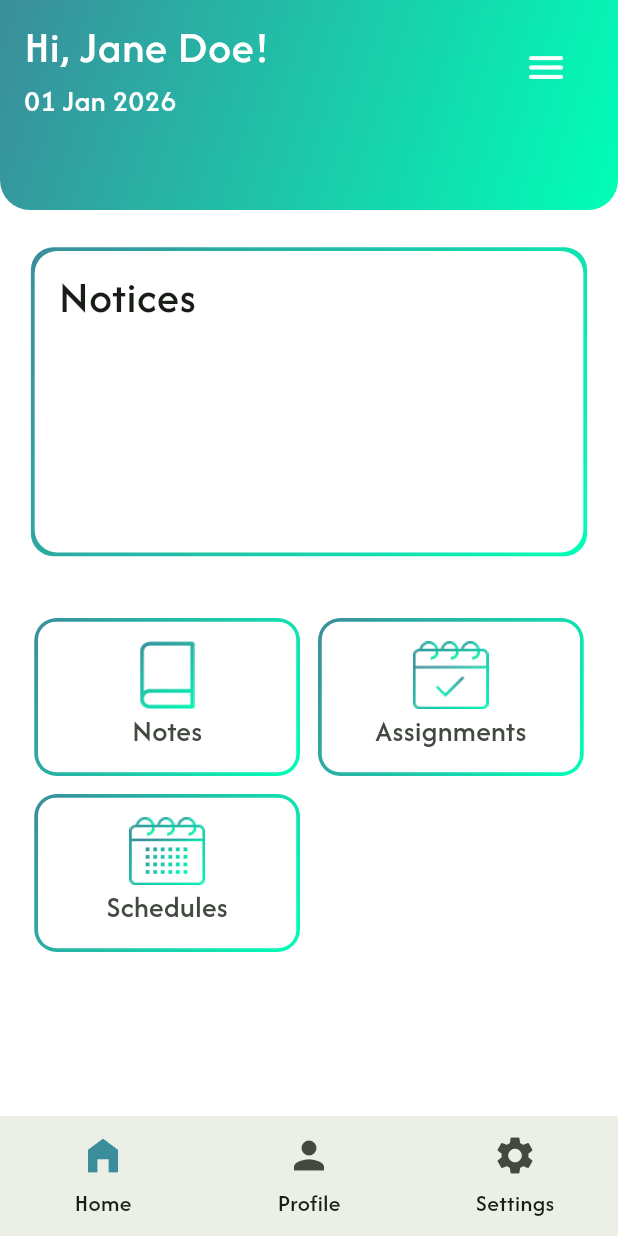
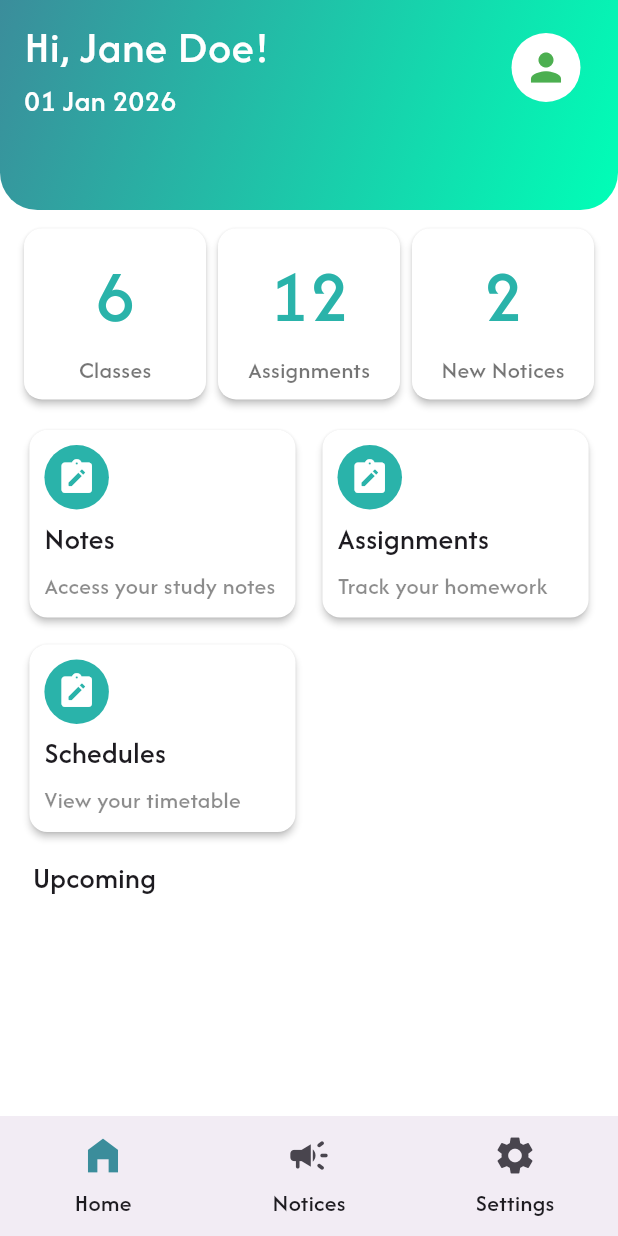
Before and after one commit to hamster336/digital_classroom, a Flutter app: the screen it shows after launch, on a phone screen of 412 x 824 dp. Run offline on Flutter 3.47's test engine with Material 3 defaults, Android fonts, the phone set to English and light mode, and no system bars.

Commit message:
Added general info section in homescreen

```diff
--- a/mobile_app/lib/main.dart
+++ b/mobile_app/lib/main.dart
@@ -14,12 +14,14 @@ class MyApp extends StatelessWidget {
   // This widget is the root of your application.
   @override
   Widget build(BuildContext context) {
-    return MaterialApp(
+    return SafeArea(
+      top: false,
+      child: MaterialApp(
         debugShowCheckedModeBanner: false,
         title: 'Flutter Demo',
         theme: ThemeData(
           useMaterial3: true,
-        colorScheme: .fromSeed(seedColor: Colors.green),
+          colorScheme: .fromSeed(seedColor: Colors.deepPurple),
           fontFamily: 'Afacad',
           appBarTheme: AppBarThemeData(
             elevation: 0,
@@ -28,13 +30,13 @@ class MyApp extends StatelessWidget {
           ),
           elevatedButtonTheme: ElevatedButtonThemeData(
             style: ElevatedButton.styleFrom(
-            // textStyle: TextStyle(fontFamily: 'Afacad'),
               foregroundColor: Colors.black, // text & icon
             ),
           ),
         ),
         home: const Display(),
         // home: const LoginScreen(),
+      ),
     );
   }
 }
--- a/mobile_app/lib/model/custom_widgets.dart
+++ b/mobile_app/lib/model/custom_widgets.dart
@@ -24,40 +24,83 @@ class CustomWidgets {
     );
   }
 
-  // home screen cards
-  static Widget homeScreenCard({
-    required VoidCallback onTap,
-    required String imageAsset,
-    required String title,
-    required Size size,
-  }) {
-    return Container(
-      width: size.width * 0.43,
-      decoration: BoxDecoration(
-        borderRadius: BorderRadius.all(Radius.circular(15)),
-        gradient: LinearGradient(
-          colors: <Color>[Color(0xFF3B8D9B), Color(0xFF00FFB7)],
-          begin: .topLeft,
-          end: .bottomRight,
-        ),
-      ),
-      padding: const EdgeInsets.all(2.5),
-      child: Card(
-        color: Colors.white,
-        margin: .zero,
-        elevation: 0,
-        child: ListTile(
-          contentPadding: const EdgeInsets.all(5),
-          onTap: onTap,
-          title: Center(
-            child: Image(
-              image: AssetImage(imageAsset),
-              height: size.width * 0.11,
+  // general info card for homescreen
+  static Widget infoCard(Size size, int count, String info) {
+    return Card(
+      elevation: 2,
+      color: Colors.white,
+      child: ListTile(
+        contentPadding: .zero,
+        title: Center(
+          child: Text(
+            '$count',
+            style: TextStyle(
+              fontSize: 50,
+              fontWeight: FontWeight.w600,
+              color: Color(0xFF2AB3AA),
             ),
           ),
-          subtitle: Center(child: Text(title, style: TextStyle(fontSize: 20))),
+        ),
+        subtitle: Center(
+          child: Text(
+            info,
+            style: TextStyle(fontSize: 16, color: Colors.black54),
+          ),
         ),
       ),
     );
   }
+
+  // resources card for homescreen (notes, assginments and schedules)
+  static Widget resrcCard(
+    Size size,
+    IconData icon,
+    String title,
+    String subtitle,
+    VoidCallback onTap,
+  ) {
+    return SizedBox(
+      width: size.width * 0.45,
+      child: InkWell(
+        onTap: onTap,
+        child: Card(
+          elevation: 2,
+          color: Colors.white,
+          child: Padding(
+            padding: const EdgeInsets.all(10),
+            child: Column(
+              crossAxisAlignment: .start,
+              children: [
+                Container(
+                  padding: const EdgeInsets.all(8),
+                  decoration: BoxDecoration(
+                    color: Color(0xFF2AB3AA),
+                    shape: BoxShape.circle,
+                  ),
+                  child: Icon(icon, size: 27, color: Colors.white),
+                ),
+                const SizedBox(height: 5),
+                Text(
+                  title,
+                  style: TextStyle(fontSize: 20, fontWeight: FontWeight.w600),
+                ),
+                const SizedBox(height: 5),
+                Text(
+                  subtitle,
+                  style: TextStyle(fontSize: 16, color: Colors.black45),
+                  maxLines: null,
+                  overflow: .visible,
+                ),
+              ],
+            ),
+          ),
+        ),
+      ),
+    );
+  }
+
+  // Notice card
+  static Widget homeScrenNoticeCard() {
+    return Card();
+  }
 }
--- /dev/null
+++ b/mobile_app/lib/model/required_enums.dart
@@ -0,0 +1,5 @@
+enum Priority{
+  urgent,
+  important,
+  info
+}
--- a/mobile_app/lib/presentation/display.dart
+++ b/mobile_app/lib/presentation/display.dart
@@ -1,7 +1,7 @@
 import 'package:flutter/material.dart';
 import 'package:mobile_app/presentation/home_screen.dart';
+import 'package:mobile_app/presentation/notices_screen.dart';
 import 'package:mobile_app/presentation/settings.dart';
-import 'package:mobile_app/presentation/user_profile.dart';
 
 class Display extends StatefulWidget {
   const Display({super.key});
@@ -13,10 +13,12 @@ class Display extends StatefulWidget {
 class _DisplayState extends State<Display> {
   int currentPageIndex = 0;
 
-  // final List<Widget> pages = const [HomeScreen(), UserProfile(), Settings()];
+  final List<Widget> pages = const [HomeScreen(), NoticesScreen(), Settings()];
 
   @override
   Widget build(BuildContext context) {
+    // final size = MediaQuery.of(context).size;
+
     return Scaffold(
       // body: pages[currentPageIndex],
       body: IndexedStack(
@@ -29,7 +31,7 @@ class _DisplayState extends State<Display> {
           ),
           Navigator(
             onGenerateRoute: (settings) {
-              return MaterialPageRoute(builder: (_) => const UserProfile());
+              return MaterialPageRoute(builder: (_) => const NoticesScreen());
             },
           ),
           Navigator(
@@ -57,13 +59,13 @@ class _DisplayState extends State<Display> {
             label: 'Home',
           ),
           NavigationDestination(
-            icon: Icon(Icons.person, size: 30),
+            icon: Icon(Icons.campaign_rounded, size: 30),
             selectedIcon: Icon(
-              Icons.person,
+              Icons.campaign_rounded,
               size: 28,
               color: Color(0xFF3B8D9B),
             ),
-            label: 'Profile',
+            label: 'Notices',
           ),
           NavigationDestination(
             icon: Icon(Icons.settings, size: 30),
@@ -76,8 +78,9 @@ class _DisplayState extends State<Display> {
           ),
         ],
         labelTextStyle: WidgetStateProperty.all(TextStyle(fontSize: 16)),
-        elevation: 3,
+        elevation: 10,
         indicatorColor: Colors.transparent,
+        // backgroundColor: Colors.white,
       ),
     );
   }
--- a/mobile_app/lib/presentation/home_screen.dart
+++ b/mobile_app/lib/presentation/home_screen.dart
@@ -3,6 +3,7 @@ import 'package:mobile_app/model/custom_widgets.dart';
 import 'package:mobile_app/presentation/assignment_screen.dart';
 import 'package:mobile_app/presentation/notes_screen.dart';
 import 'package:mobile_app/presentation/schedules.dart';
+import 'package:mobile_app/presentation/user_profile.dart';
 // import 'package:intl/intl.dart';
 
 class HomeScreen extends StatelessWidget {
@@ -17,10 +18,10 @@ class HomeScreen extends StatelessWidget {
       body: SingleChildScrollView(
         child: Column(
           children: [
-            // username and menu section
+            // username and profile section
             Container(
               width: size.width,
-              height: size.height * 0.17,
+              height: size.longestSide * 0.17,
               decoration: BoxDecoration(
                 gradient: LinearGradient(
                   colors: <Color>[Color(0xFF3B8D9B), Color(0xFF00FFB7)],
@@ -28,8 +29,8 @@ class HomeScreen extends StatelessWidget {
                   end: .bottomRight,
                 ),
                 borderRadius: BorderRadius.only(
-                  bottomLeft: Radius.circular(20),
-                  bottomRight: Radius.circular(20),
+                  bottomLeft: Radius.circular(25),
+                  bottomRight: Radius.circular(25),
                 ),
               ),
               child: SafeArea(
@@ -50,79 +51,100 @@ class HomeScreen extends StatelessWidget {
                     style: TextStyle(color: Colors.white, fontSize: 20),
                   ),
                   trailing: IconButton(
-                    onPressed: () {},
-                    icon: Icon(
-                      Icons.menu_rounded,
-                      color: Colors.white,
-                      size: 30,
+                    onPressed: () => Navigator.push(
+                      context,
+                      MaterialPageRoute(builder: (_) => const UserProfile()),
                     ),
+                    style: IconButton.styleFrom(backgroundColor: Colors.white),
+                    icon: Icon(Icons.person, color: Colors.green, size: 30),
                   ),
                 ),
               ),
             ),
 
-            SizedBox(height: size.height * 0.03),
+            SizedBox(height: size.height * 0.01),
 
-            // Notice section
-            Container(
-              width: size.width * 0.9,
-              height: size.height * 0.25,
-              decoration: BoxDecoration(
-                borderRadius: BorderRadius.all(Radius.circular(15)),
-                gradient: LinearGradient(
-                  colors: <Color>[Color(0xFF3B8D9B), Color(0xFF00FFB7)],
-                  begin: .topLeft,
-                  end: .bottomRight,
+            Padding(
+              padding: const EdgeInsets.symmetric(horizontal: 12),
+              child: Column(
+                mainAxisAlignment: .start,
+                crossAxisAlignment: .start,
+                children: [
+                  // general information
+                  Row(
+                    mainAxisAlignment: .spaceEvenly,
+                    children: [
+                      Expanded(
+                        child: CustomWidgets.infoCard(size, 6, 'Classes'),
                       ),
+                      Expanded(
+                        child: CustomWidgets.infoCard(size, 12, 'Assignments'),
                       ),
-              padding: const EdgeInsets.all(2.5),
-              child: Container(
-                decoration: BoxDecoration(
-                  color: Colors.white,
-                  borderRadius: BorderRadius.all(Radius.circular(15)),
+                      Expanded(
+                        child: CustomWidgets.infoCard(size, 2, 'New Notices'),
                       ),
-                child: ListTile(
-                  title: const Text('Notices', style: TextStyle(fontSize: 30)),
+                    ],
+                  ),
+
+                  SizedBox(height: size.height * 0.015),
+
+                  // learning materials and resources
+                  Center(
+                    child: Wrap(
+                      spacing: 10,
+                      runSpacing: 10,
+                      children: [
+                        CustomWidgets.resrcCard(
+                          size,
+                          Icons.note_alt_rounded,
+                          'Notes',
+                          'Access your study notes',
+                          () => Navigator.push(
+                            context,
+                            MaterialPageRoute(
+                              builder: (_) => const NotesScreen(),
                             ),
                           ),
                         ),
-
-            SizedBox(height: size.height * 0.05),
-
-            // notes, assignments and schedules
-            Wrap(
-              spacing: 12,
-              runSpacing: 12,
-              alignment: .spaceBetween,
-              children: [
-                CustomWidgets.homeScreenCard(
-                  onTap: () => Navigator.push(
+                        CustomWidgets.resrcCard(
+                          size,
+                          Icons.note_alt_rounded,
+                          'Assignments',
+                          'Track your homework',
+                          () => Navigator.push(
                             context,
-                    MaterialPageRoute(builder: (_) => const NotesScreen()),
+                            MaterialPageRoute(
+                              builder: (_) => const AssignmentScreen(),
                             ),
-                  imageAsset: 'assets/icons/book.png',
-                  title: 'Notes',
-                  size: size,
                           ),
-                CustomWidgets.homeScreenCard(
-                  onTap: () => Navigator.push(
+                        ),
+                        CustomWidgets.resrcCard(
+                          size,
+                          Icons.note_alt_rounded,
+                          'Schedules',
+                          'View your timetable',
+                          () => Navigator.push(
                             context,
-                    MaterialPageRoute(builder: (_) => const AssignmentScreen()),
+                            MaterialPageRoute(
+                              builder: (_) => const Schedules(),
                             ),
-                  imageAsset: 'assets/icons/assignment.png',
-                  title: 'Assignments',
-                  size: size,
                           ),
-                CustomWidgets.homeScreenCard(
-                  onTap: () => Navigator.push(
-                    context,
-                    MaterialPageRoute(builder: (_) => const Schedules()),
-                  ),
-                  imageAsset: 'assets/icons/schedule.png',
-                  title: 'Schedules',
-                  size: size,
                         ),
                       ],
+                    ),
+                  ),
+
+                  SizedBox(height: size.height * 0.015),
+
+                  Padding(
+                    padding: const EdgeInsets.only(left: 10),
+                    child: const Text(
+                      'Upcoming',
+                      style: TextStyle(fontSize: 20),
+                    ),
+                  ),
+                ],
+              ),
             ),
           ],
         ),
--- /dev/null
+++ b/mobile_app/lib/presentation/notices_screen.dart
@@ -0,0 +1,10 @@
+import 'package:flutter/material.dart';
+
+class NoticesScreen extends StatelessWidget {
+  const NoticesScreen({super.key});
+
+  @override
+  Widget build(BuildContext context) {
+    return Scaffold(appBar: AppBar(title: const Text('Notices')));
+  }
+}
```
Lines whose indentation alone changed are shown as unchanged.
